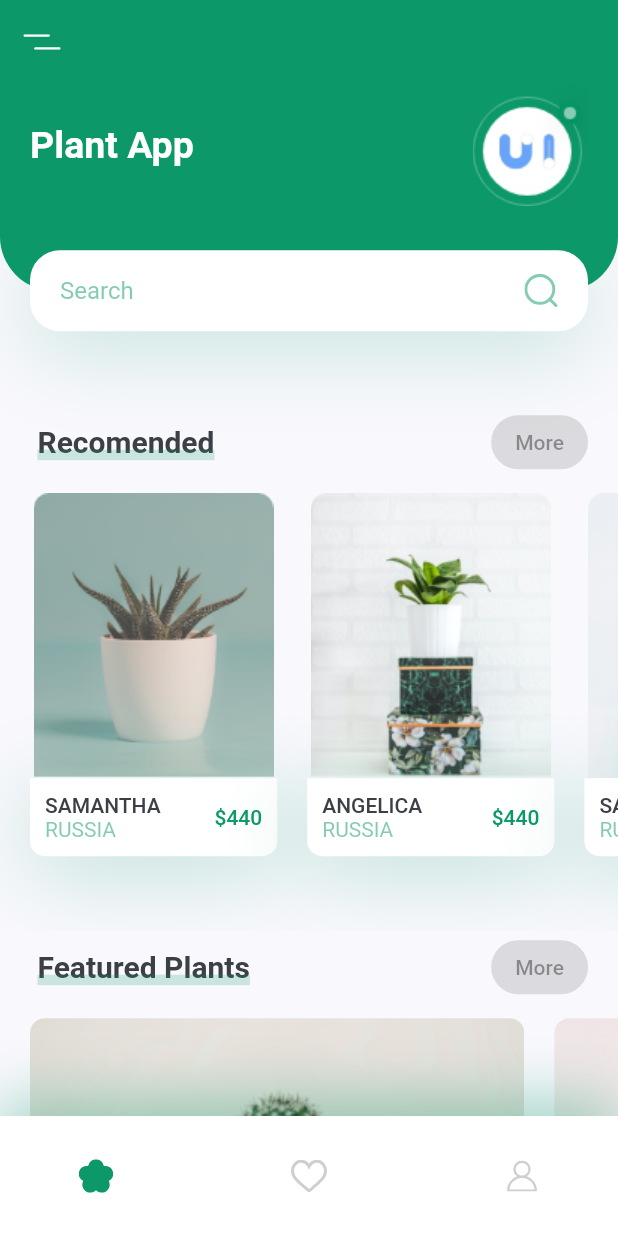
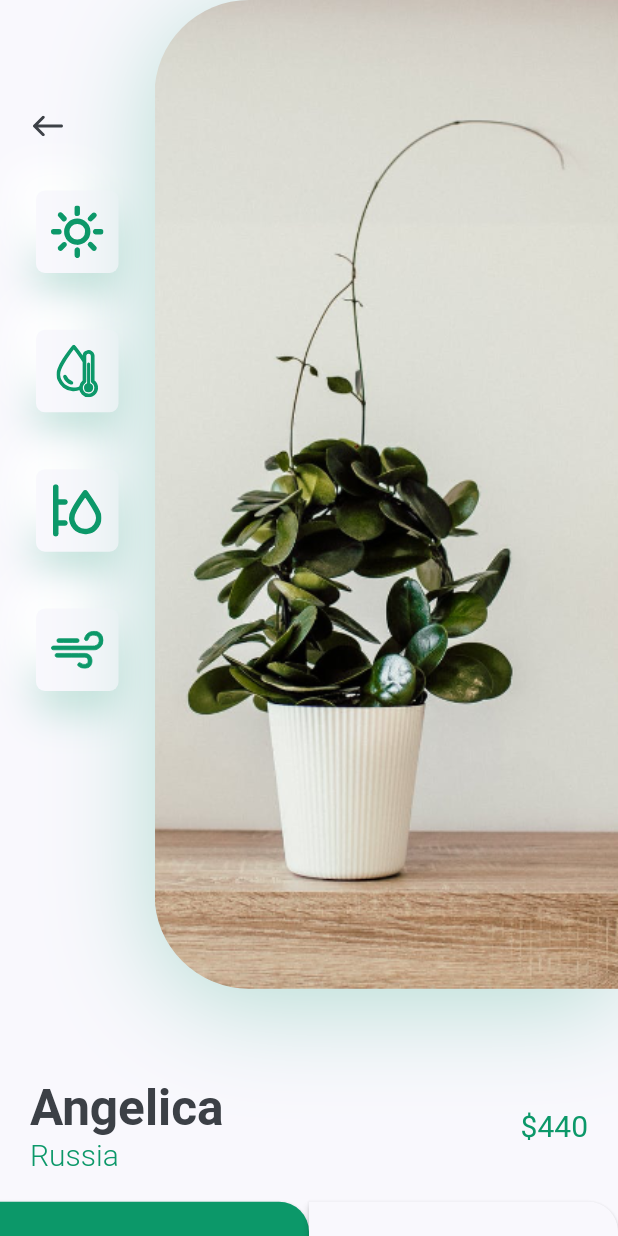
Before and after one commit to gbarth/plantApp, a Flutter app: the screen it shows after launch, on a phone screen of 412 x 824 dp. Run offline on Flutter 3.47's test engine with Material 2 defaults, Android fonts, the phone set to English and light mode, and no system bars; our stand-ins replace flutter_svg.

Commit message:
almost done

```diff
--- a/lib/screens/home/components/my_bottom_nav_bar.dart
+++ b/lib/components/my_bottom_nav_bar.dart
@@ -1,7 +1,7 @@
 import 'package:flutter/material.dart';
 import 'package:flutter_svg/svg.dart';
 
-import '../../../constants.dart';
+import '../constants.dart';
 
 class MyBottomNavBar extends StatelessWidget {
   const MyBottomNavBar({
--- a/lib/screens/details/components/body.dart
+++ b/lib/screens/details/components/body.dart
@@ -0,0 +1,73 @@
+import 'package:flutter/material.dart';
+import 'package:flutter_svg/flutter_svg.dart';
+import 'package:plant_app/constants.dart';
+
+import 'icon_card.dart';
+import 'image_and_icons.dart';
+import 'title_and_price.dart';
+
+class Body extends StatelessWidget {
+  const Body({Key? key}) : super(key: key);
+
+  @override
+  Widget build(BuildContext context) {
+    Size size = MediaQuery.of(context).size;
+    return SingleChildScrollView(
+      child: Column(
+        children: [
+          ImageAndIcons(size: size),
+          const TitleAndPrice(title: "Angelica", country: "Russia", price: 440),
+          const SizedBox(height: kDefaultPadding),
+          Row(
+            children: [
+              SizedBox(
+                width: size.width / 2,
+                height: 84,
+                child: ElevatedButton(
+                  onPressed: () {},
+                  child: const Text(
+                    "Buy Now",
+                    style: TextStyle(
+                      color: Colors.white,
+                      fontSize: 16,
+                    ),
+                  ),
+                  style: ElevatedButton.styleFrom(
+                    primary: kPrimaryColor,
+                    shape: const RoundedRectangleBorder(
+                      borderRadius: BorderRadius.only(
+                        topRight: Radius.circular(20),
+                      ),
+                    ),
+                  ),
+                ),
+              ),
+              SizedBox(
+                width: size.width / 2,
+                height: 84,
+                child: ElevatedButton(
+                  onPressed: () {},
+                  child: const Text(
+                    "Description",
+                    style: TextStyle(
+                      color: Colors.black,
+                      fontSize: 16,
+                    ),
+                  ),
+                  style: ElevatedButton.styleFrom(
+                    primary: kBackgroundColor,
+                    shape: const RoundedRectangleBorder(
+                      borderRadius: BorderRadius.only(
+                        topRight: Radius.circular(20),
+                      ),
+                    ),
+                  ),
+                ),
+              ),
+            ],
+          ),
+        ],
+      ),
+    );
+  }
+}
--- /dev/null
+++ b/lib/screens/details/components/icon_card.dart
@@ -0,0 +1,40 @@
+import 'package:flutter/material.dart';
+import 'package:flutter_svg/svg.dart';
+import 'package:plant_app/constants.dart';
+
+class IconCard extends StatelessWidget {
+  const IconCard({
+    Key? key,
+    required this.icon,
+  }) : super(key: key);
+
+  final String icon;
+
+  @override
+  Widget build(BuildContext context) {
+    Size size = MediaQuery.of(context).size;
+    return Container(
+      margin: EdgeInsets.symmetric(vertical: size.height * 0.023),
+      padding: const EdgeInsets.all(kDefaultPadding / 2),
+      height: 55,
+      width: 55,
+      decoration: BoxDecoration(
+        color: kBackgroundColor,
+        borderRadius: BorderRadius.circular(6),
+        boxShadow: [
+          BoxShadow(
+            offset: const Offset(0, 15),
+            blurRadius: 22,
+            color: kPrimaryColor.withOpacity(0.22),
+          ),
+          const BoxShadow(
+            offset: Offset(-15, -15),
+            blurRadius: 20,
+            color: Colors.white,
+          )
+        ],
+      ),
+      child: SvgPicture.asset(icon),
+    );
+  }
+}
--- /dev/null
+++ b/lib/screens/details/components/image_and_icons.dart
@@ -0,0 +1,77 @@
+import 'package:flutter/material.dart';
+import 'package:flutter_svg/svg.dart';
+import 'package:plant_app/constants.dart';
+
+import 'icon_card.dart';
+
+class ImageAndIcons extends StatelessWidget {
+  const ImageAndIcons({
+    Key? key,
+    required this.size,
+  }) : super(key: key);
+
+  final Size size;
+
+  @override
+  Widget build(BuildContext context) {
+    return Padding(
+      padding: const EdgeInsets.only(bottom: kDefaultPadding * 3),
+      child: SizedBox(
+        height: size.height * 0.8,
+        child: Row(
+          mainAxisAlignment: MainAxisAlignment.spaceBetween,
+          children: [
+            Expanded(
+              child: Padding(
+                padding:
+                    const EdgeInsets.symmetric(vertical: kDefaultPadding * 3),
+                child: Column(
+                  children: [
+                    Align(
+                      alignment: Alignment.topLeft,
+                      child: IconButton(
+                        padding: const EdgeInsets.symmetric(
+                            horizontal: kDefaultPadding),
+                        icon: SvgPicture.asset("assets/icons/back_arrow.svg"),
+                        onPressed: () {
+                          Navigator.of(context).pop();
+                        },
+                      ),
+                    ),
+                    //const Spacer(),
+                    const IconCard(icon: "assets/icons/sun.svg"),
+                    const IconCard(icon: "assets/icons/icon_2.svg"),
+                    const IconCard(icon: "assets/icons/icon_3.svg"),
+                    const IconCard(icon: "assets/icons/icon_4.svg"),
+                  ],
+                ),
+              ),
+            ),
+            Container(
+              height: size.height * 0.8,
+              width: size.width * 0.75,
+              decoration: BoxDecoration(
+                borderRadius: const BorderRadius.only(
+                  topLeft: Radius.circular(63),
+                  bottomLeft: Radius.circular(63),
+                ),
+                boxShadow: [
+                  BoxShadow(
+                    offset: const Offset(0, 10),
+                    blurRadius: 60,
+                    color: kPrimaryColor.withOpacity(0.29),
+                  )
+                ],
+                image: const DecorationImage(
+                  alignment: Alignment.centerLeft,
+                  fit: BoxFit.cover,
+                  image: AssetImage("assets/images/img.png"),
+                ),
+              ),
+            )
+          ],
+        ),
+      ),
+    );
+  }
+}
--- /dev/null
+++ b/lib/screens/details/components/title_and_price.dart
@@ -0,0 +1,55 @@
+import 'package:flutter/material.dart';
+import 'package:plant_app/constants.dart';
+
+class TitleAndPrice extends StatelessWidget {
+  const TitleAndPrice({
+    Key? key,
+    required this.title,
+    required this.country,
+    required this.price,
+  }) : super(key: key);
+
+  final String title, country;
+  final int price;
+
+  @override
+  Widget build(BuildContext context) {
+    return Padding(
+      padding: const EdgeInsets.symmetric(horizontal: kDefaultPadding),
+      child: Row(
+        children: [
+          RichText(
+            text: TextSpan(
+              children: [
+                TextSpan(
+                  text: "$title\n",
+                  style: const TextStyle(
+                    fontSize: 33,
+                    color: kTextColor,
+                    fontWeight: FontWeight.bold,
+                  ),
+                ),
+                TextSpan(
+                  text: country,
+                  style: const TextStyle(
+                    fontSize: 20,
+                    color: kPrimaryColor,
+                    fontWeight: FontWeight.w300,
+                  ),
+                ),
+              ],
+            ),
+          ),
+          const Spacer(),
+          Text(
+            "\$$price",
+            style: const TextStyle(
+              fontSize: 20,
+              color: kPrimaryColor,
+            ),
+          )
+        ],
+      ),
+    );
+  }
+}
--- a/lib/screens/details/details_screen.dart
+++ b/lib/screens/details/details_screen.dart
@@ -0,0 +1,13 @@
+import 'package:flutter/material.dart';
+import 'package:plant_app/screens/details/components/body.dart';
+
+class DetailsScreen extends StatelessWidget {
+  const DetailsScreen({ Key? key }) : super(key: key);
+
+  @override
+  Widget build(BuildContext context) {
+    return Scaffold(
+      body: Body(),
+    );
+  }
+}
--- a/lib/screens/home/components/recomend_plants.dart
+++ b/lib/screens/home/components/recomend_plants.dart
@@ -1,4 +1,5 @@
 import 'package:flutter/material.dart';
+import 'package:plant_app/screens/details/details_screen.dart';
 
 import '../../../constants.dart';
 
@@ -18,21 +19,42 @@ class RecomendPlants extends StatelessWidget {
             title: "Samantha",
             country: "Russia",
             price: 440,
-            press: () {},
+            press: () {
+              Navigator.push(
+                context,
+                MaterialPageRoute(
+                  builder: (context) => const DetailsScreen(),
+                ),
+              );
+            },
           ),
           RecomendPlantCard(
             image: "assets/images/image_2.png",
             title: "Angelica",
             country: "Russia",
             price: 440,
-            press: () {},
+            press: () {
+              Navigator.push(
+                context,
+                MaterialPageRoute(
+                  builder: (context) => const DetailsScreen(),
+                ),
+              );
+            },
           ),
           RecomendPlantCard(
             image: "assets/images/image_3.png",
             title: "Samantha",
             country: "Russia",
             price: 440,
-            press: () {},
+            press: () {
+              Navigator.push(
+                context,
+                MaterialPageRoute(
+                  builder: (context) => const DetailsScreen(),
+                ),
+              );
+            },
           ),
         ],
       ),
--- a/lib/screens/home/home_screen.dart
+++ b/lib/screens/home/home_screen.dart
@@ -3,7 +3,7 @@ import 'package:flutter_svg/flutter_svg.dart';
 import 'package:plant_app/constants.dart';
 import 'package:plant_app/screens/home/components/body.dart';
 
-import 'components/my_bottom_nav_bar.dart';
+import '../../components/my_bottom_nav_bar.dart';
 
 class HomeScreen extends StatelessWidget {
   const HomeScreen({Key? key}) : super(key: key);
@@ -12,8 +12,8 @@ class HomeScreen extends StatelessWidget {
   Widget build(BuildContext context) {
     return Scaffold(
       appBar: buildAppBar(),
-      body: Body(),
-      bottomNavigationBar: MyBottomNavBar(),
+      body: const Body(),
+      bottomNavigationBar: const MyBottomNavBar(),
     );
   }
 
```
